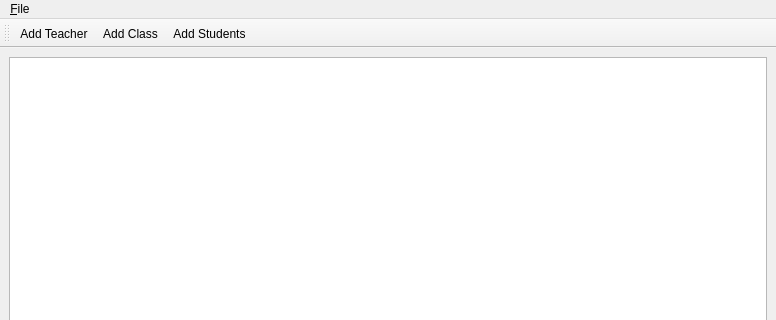
Old version of the form main/ui/main.ui in the repository mpardalos/CS-Internal; both pictures show x 0 to 776 and y 0 to 320 of the 776 by 565 pixel window.
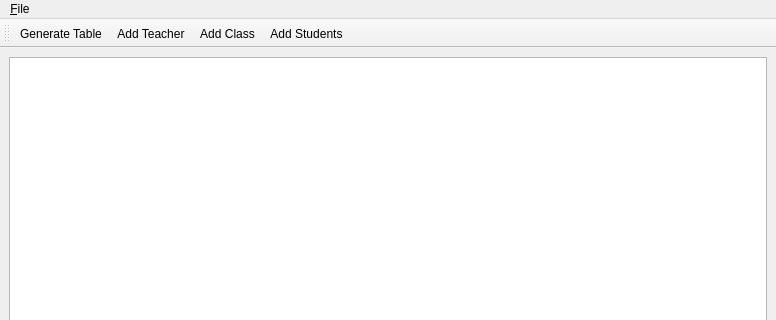
New version of the form.

Commit message: Generate and show possible timetable in dialog

What changed in the file:
```diff
--- a/main/ui/main.ui
+++ b/main/ui/main.ui
@@ -50,6 +50,7 @@
    <attribute name="toolBarBreak">
     <bool>false</bool>
    </attribute>
+   <addaction name="actionGenerateTable"/>
    <addaction name="actionAddTeacher"/>
    <addaction name="actionAddClass"/>
    <addaction name="actionAddStudents"/>
@@ -93,6 +94,14 @@
     <string>Add the names of students</string>
    </property>
   </action>
+  <action name="actionGenerateTable">
+   <property name="text">
+    <string>Generate Table</string>
+   </property>
+   <property name="toolTip">
+    <string>Generate a timetable based on the subjects</string>
+   </property>
+  </action>
  </widget>
  <resources/>
  <connections/>
```
Left out of the diff: 2 changed lines with no effect on the pictures. The commit also changes 3 other files.
